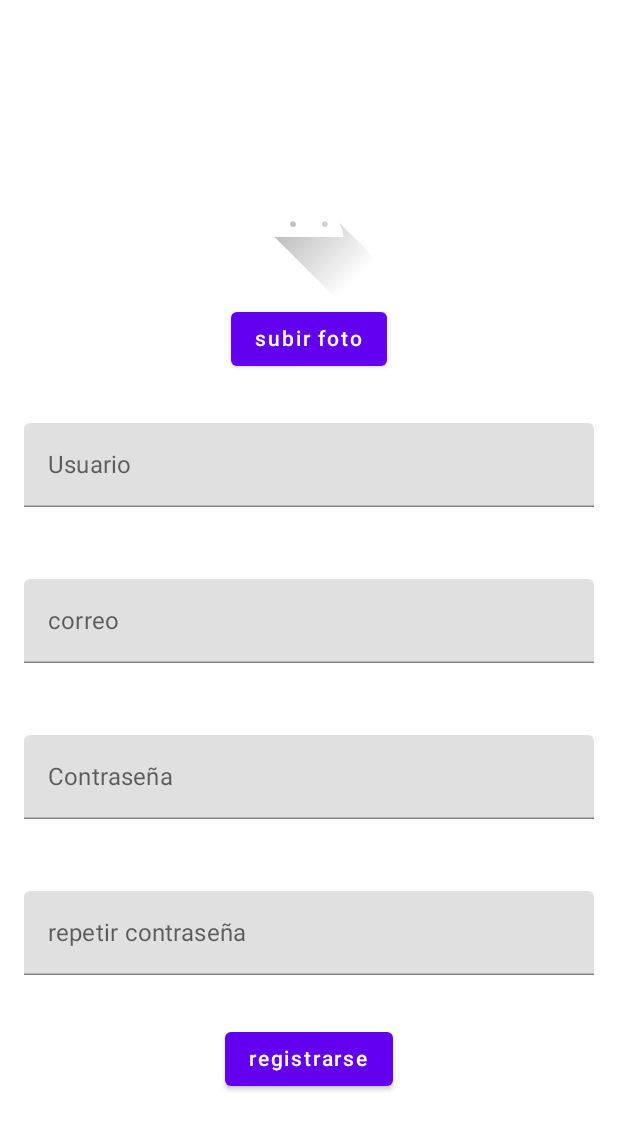
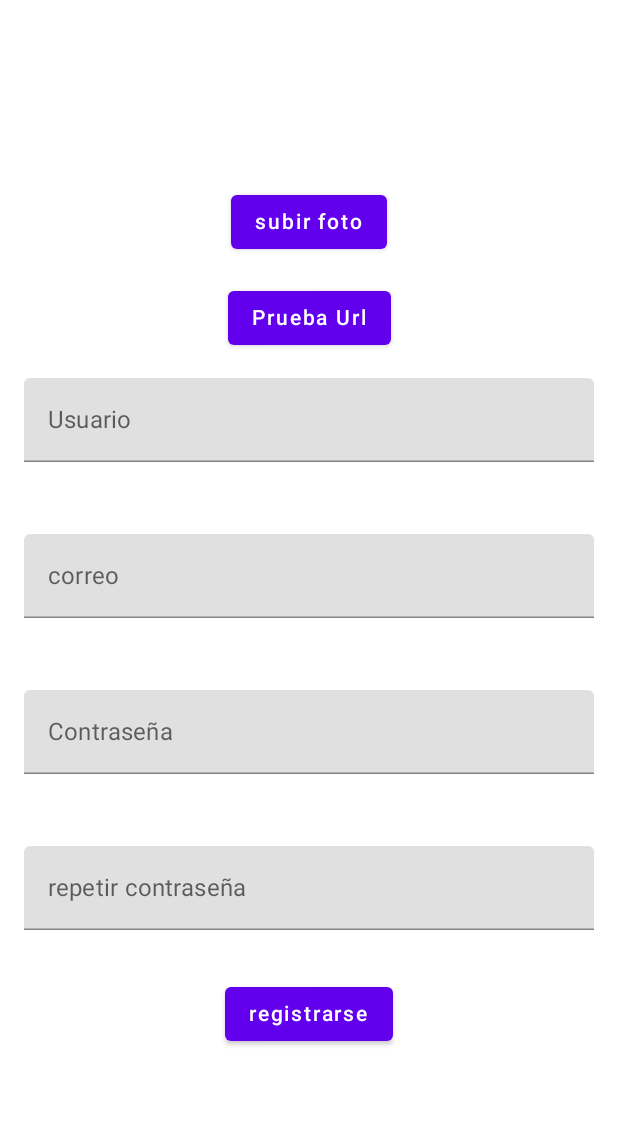
Before and after one commit to alberto20vg/Proyecto_Integrado, an Android app built with Jetpack Compose: the Register screen opened directly, with no data from a screen before it, after a tap on "subir foto", on a phone screen of 412 x 824 dp. Shown: the top 1130 px of the screen. Run offline under Robolectric (Android 15) with nearby library versions, the phone set to English and light mode, and no system bars; our stand-ins replace Firebase (no records; nobody signed in at launch, a user with empty details on screens opened directly).

Commit message:
Register/ImageController: creacion de intent para subir foto

```diff
--- a/app/build.gradle
+++ b/app/build.gradle
@@ -49,7 +49,10 @@ dependencies {
     implementation 'com.google.firebase:firebase-auth-ktx'
     implementation 'com.google.android.gms:play-services-auth:19.0.0'
     implementation 'com.google.firebase:firebase-firestore-ktx'
-
+    implementation 'com.google.firebase:firebase-storage-ktx'
+    implementation 'com.github.bumptech.glide:glide:4.12.0'
+    annotationProcessor 'com.github.bumptech.glide:compiler:4.12.0'
+    implementation("io.coil-kt:coil:1.2.0")
 
     implementation 'androidx.core:core-ktx:1.3.2'
     implementation 'androidx.appcompat:appcompat:1.2.0'
--- a/app/src/main/AndroidManifest.xml
+++ b/app/src/main/AndroidManifest.xml
@@ -23,5 +23,6 @@
             </intent-filter>
         </activity>
     </application>
+    <uses-permission android:name="android.permission.INTERNET"/>
 
 </manifest>
--- /dev/null
+++ b/app/src/main/java/com/example/proyecto_integrado/ImageController.kt
@@ -0,0 +1,12 @@
+package com.example.proyecto_integrado
+
+import android.app.Activity
+import android.content.Intent
+
+object ImageController {
+    fun selectPhotoFromGallery(activity: Activity, code: Int) {
+        val intent = Intent(Intent.ACTION_PICK)
+        intent.type = "image/*"
+        activity.startActivityForResult(intent, code)
+    }
+}
--- a/app/src/main/java/com/example/proyecto_integrado/Register.kt
+++ b/app/src/main/java/com/example/proyecto_integrado/Register.kt
@@ -1,22 +1,25 @@
 package com.example.proyecto_integrado
 
+import android.app.Activity
 import android.content.ContentValues.TAG
+import android.content.Intent
+import android.net.Uri
 import android.os.Bundle
 import android.os.Handler
 import android.util.Log
+import android.widget.ImageView
 import android.widget.Toast
 import androidx.activity.ComponentActivity
 import androidx.activity.compose.setContent
-import androidx.compose.foundation.Image
 import androidx.compose.foundation.layout.*
 import androidx.compose.material.*
 import androidx.compose.runtime.*
 import androidx.compose.ui.Alignment
 import androidx.compose.ui.Modifier
 import androidx.compose.ui.platform.LocalContext
-import androidx.compose.ui.res.painterResource
 import androidx.compose.ui.text.input.TextFieldValue
 import androidx.compose.ui.unit.dp
+import androidx.core.net.toFile
 import com.example.proyecto_integrado.ui.theme.Proyecto_IntegradoTheme
 import com.google.android.gms.auth.api.signin.GoogleSignIn
 import com.google.android.gms.auth.api.signin.GoogleSignInClient
@@ -24,13 +27,28 @@ import com.google.android.gms.auth.api.signin.GoogleSignInOptions
 import com.google.firebase.auth.ktx.auth
 import com.google.firebase.firestore.ktx.firestore
 import com.google.firebase.ktx.Firebase
+import com.google.firebase.storage.ktx.storage
+import com.google.firebase.storage.StorageReference
+
+import com.google.firebase.storage.FirebaseStorage
+import com.google.android.gms.tasks.OnSuccessListener
+
+
+
+
+
+
+
 
 class Register : ComponentActivity() {
     val RC_SIGN_IN = 1664
     private var mauth = Firebase.auth
     private lateinit var googleSignInClient: GoogleSignInClient
     val db = Firebase.firestore
-
+    val storage = Firebase.storage
+    var storageRef = storage.reference
+    val SELECT_ACTIVITY = 50
+    private var imageUri: Uri? = null
     override fun onCreate(savedInstanceState: Bundle?) {
         super.onCreate(savedInstanceState)
         setContent {
@@ -51,6 +69,16 @@ class Register : ComponentActivity() {
         }
     }
 
+    override fun onActivityResult(requestCode: Int, resultCode: Int, data: Intent?) {
+        super.onActivityResult(requestCode, resultCode, data)
+
+        when {
+            requestCode == SELECT_ACTIVITY && resultCode == Activity.RESULT_OK -> {
+                imageUri = data!!.data
+            }
+        }
+    }
+
     @Composable
     fun register() {
         val context = LocalContext.current
@@ -62,14 +90,59 @@ class Register : ComponentActivity() {
             horizontalAlignment = Alignment.CenterHorizontally
         ) {
 
-            val imagen by remember { mutableStateOf((R.drawable.ic_launcher_foreground)) }
-            Image(painterResource(imagen), contentDescription = null)
+//--------------------------------------------------------------------------------------------------------------------------------------------------
 
             Button(onClick = {
                 //TODO quitar logout y hacer intent registro
                 Toast.makeText(context, "cambiar boton subir imagen", Toast.LENGTH_SHORT).show()
+
+                ImageController.selectPhotoFromGallery(this@Register, SELECT_ACTIVITY)
+
+                var file = imageUri
+                    //Uri.fromFile(File("Internal storage/WhatsApp/Media/Whatsapp Images/IMG-20210413-WA0002.jpg"))
+                val riversRef = storageRef.child("images/${file}")
+                var uploadTask = file?.let { riversRef.putFile(it) }
+
+            // Register observers to listen for when the download is done or if it fails
+                if (uploadTask != null) {
+                    uploadTask.addOnFailureListener {
+                        // Handle unsuccessful uploads
+                    }.addOnSuccessListener {
+                        // taskSnapshot.metadata contains file metadata such as size, content-type, etc.
+                        // ...
+                    }
+                }
+
+
             }) { Text(getString(R.string.upload_potho)) }
+
             Spacer(modifier = Modifier.height(16.dp))
+
+            Button(onClick = {
+
+                Toast.makeText(context, imageUri?.path, Toast.LENGTH_SHORT).show()
+                var str = imageUri?.path
+                if (str != null) {
+                    str = str.replace("raw/", "images")
+                }
+                Toast.makeText(context, str, Toast.LENGTH_SHORT).show()
+
+                /*
+                val storage = FirebaseStorage.getInstance()
+                val storageRef = storage.getReferenceFromUrl("gs://proyecto-integrado-8b304.appspot.com")
+                    .child("images/${imageUri.toString()}")
+                        //"images/storage/emulated/0/Music/2018 - When the Curtain Falls (Single)/2018 - When the Curtain Falls (Single) 01.jpg")
+
+                storageRef.downloadUrl.addOnSuccessListener { uri ->
+                    Toast.makeText(context, uri.toString(), Toast.LENGTH_SHORT).show()
+                    //Handle whatever you're going to do with the URL here
+                }
+
+                 */
+
+            })  { Text("Prueba Url") }
+
+//--------------------------------------------------------------------------------------------------------------------------------------------------
 
 
             var error by remember { mutableStateOf(false) }
```
Also changed, not shown: app/src/main/java/com/example/proyecto_integrado/SplashScreen.kt (+1 -9 lines).
